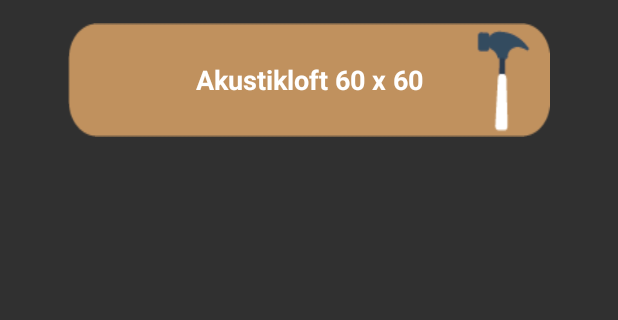
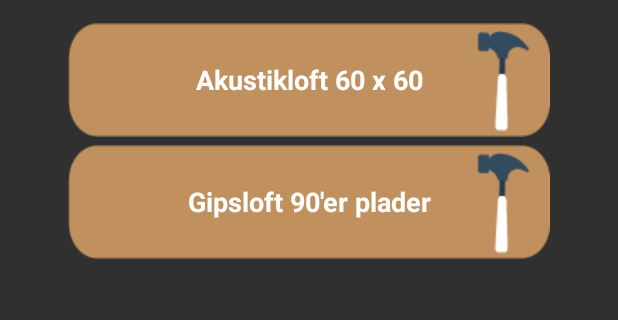
Before and after one commit to ZAN1/tomrer, an Android app: the LoftMenu screen opened directly, with no data from a screen before it, on a phone screen of 412 x 824 dp, the part 108-428 px from its top. Run offline under Robolectric (Android 15) with nearby library versions, the phone set to English and light mode, and no system bars.

Commit message:
made layout for gipsloft still need to change the image on the button ..

```diff
--- a/MyApplication/app/src/main/java/com/tomrer/klisterdk/tomrer/Lofter/Gips/LoftMenu.java
+++ b/MyApplication/app/src/main/java/com/tomrer/klisterdk/tomrer/Lofter/Gips/LoftMenu.java
@@ -1,14 +1,14 @@
 package com.tomrer.klisterdk.tomrer.Lofter.Gips;
 
 import android.content.Intent;
+import android.os.Bundle;
 import android.support.v7.app.AppCompatActivity;
-import android.os.Bundle;
 import android.view.View;
 import android.widget.TextView;
 
+import com.tomrer.klisterdk.tomrer.Gips.GipsLoft;
 import com.tomrer.klisterdk.tomrer.Loft6060b1;
 import com.tomrer.klisterdk.tomrer.R;
-import com.tomrer.klisterdk.tomrer.TaskActivity;
 
 public class LoftMenu extends AppCompatActivity {
 
@@ -17,14 +17,23 @@ public class LoftMenu extends AppCompatActivity {
         super.onCreate(savedInstanceState);
         setContentView(R.layout.activity_loft_menu);
 
-        TextView lofter = (TextView) findViewById(R.id.hloft);
-
-        lofter.setOnClickListener(new View.OnClickListener() {
+        TextView lofter60x60 = (TextView) findViewById(R.id.hloft);
+        TextView gipsloft = (TextView) findViewById(R.id.gipsloft);
+        lofter60x60.setOnClickListener(new View.OnClickListener() {
             @Override
             public void onClick(View v) {
                 Intent intent = new Intent(LoftMenu.this, Loft6060b1.class);
                 startActivity(intent);
             }
         });
+
+        gipsloft.setOnClickListener(new View.OnClickListener() {
+            @Override
+            public void onClick(View v) {
+                Intent intent_giosloft = new Intent(LoftMenu.this, GipsLoft.class);
+                startActivity(intent_giosloft);
+            }
+        });
+
     }
 }
--- a/MyApplication/app/src/main/res/layout/activity_loft_menu.xml
+++ b/MyApplication/app/src/main/res/layout/activity_loft_menu.xml
@@ -42,5 +42,22 @@
         android:layout_marginLeft="45dp"
         android:layout_marginRight="45dp"
         android:textSize="18dp" />
+        <TextView
+            android:id="@+id/gipsloft"
+            android:layout_width="wrap_content"
+            android:layout_height="wrap_content"
+
+            android:text="Gipsloft 90'er plader"
+            android:layout_gravity="center_vertical"
+            android:background="@drawable/getbutton"
+            android:textStyle="bold"
+            android:gravity="center"
+            android:textColor="#ffffff"
+            android:layout_marginBottom="2.5dp"
+            android:layout_marginTop="2.5dp"
+            android:textAlignment="center"
+            android:layout_marginLeft="45dp"
+            android:layout_marginRight="45dp"
+            android:textSize="18dp" />
     </LinearLayout>
 </LinearLayout>
```
Also changed, not shown: MyApplication/app/src/main/java/com/tomrer/klisterdk/tomrer/Gips/GipsLoft.java (added, +30 -0 lines), MyApplication/app/src/main/java/com/tomrer/klisterdk/tomrer/Lofter/Gips/GipsLoft.java (deleted, +0 -17 lines), MyApplication/app/src/main/res/layout/activity_gips_loft.xml (+10 -4 lines).
